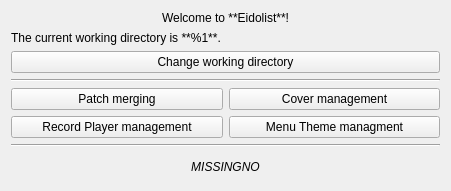
This is ui/main_window.ui in lumiscosity/eidolist_legacy as Qt 5 draws it before an edit. The edited form follows.
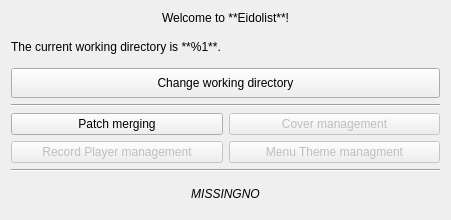
This is the edited form.

Commit message: main screen ui tweaks

Patch:
```diff
--- a/ui/main_window.ui
+++ b/ui/main_window.ui
@@ -7,19 +7,25 @@
     <x>0</x>
     <y>0</y>
     <width>451</width>
-    <height>191</height>
+    <height>220</height>
    </rect>
   </property>
+  <property name="sizePolicy">
+   <sizepolicy hsizetype="Preferred" vsizetype="Expanding">
+    <horstretch>0</horstretch>
+    <verstretch>0</verstretch>
+   </sizepolicy>
+  </property>
   <property name="minimumSize">
    <size>
     <width>451</width>
-    <height>191</height>
+    <height>220</height>
    </size>
   </property>
   <property name="maximumSize">
    <size>
     <width>451</width>
-    <height>191</height>
+    <height>220</height>
    </size>
   </property>
   <property name="windowTitle">
@@ -51,7 +57,7 @@
    <item>
     <widget class="QLabel" name="workdirLabel">
      <property name="sizePolicy">
-      <sizepolicy hsizetype="Preferred" vsizetype="Fixed">
+      <sizepolicy hsizetype="Preferred" vsizetype="Preferred">
        <horstretch>0</horstretch>
        <verstretch>0</verstretch>
       </sizepolicy>
@@ -62,10 +68,19 @@
      <property name="textFormat">
       <enum>Qt::MarkdownText</enum>
      </property>
+     <property name="wordWrap">
+      <bool>true</bool>
+     </property>
     </widget>
    </item>
    <item>
     <widget class="QPushButton" name="workdirButton">
+     <property name="sizePolicy">
+      <sizepolicy hsizetype="Preferred" vsizetype="Preferred">
+       <horstretch>0</horstretch>
+       <verstretch>0</verstretch>
+      </sizepolicy>
+     </property>
      <property name="text">
       <string>Change working directory</string>
      </property>
@@ -82,6 +97,21 @@
     <layout class="QGridLayout" name="gridLayout_2">
      <item row="0" column="1">
       <widget class="QPushButton" name="coverButton">
+       <property name="enabled">
+        <bool>false</bool>
+       </property>
+       <property name="sizePolicy">
+        <sizepolicy hsizetype="Preferred" vsizetype="Preferred">
+         <horstretch>0</horstretch>
+         <verstretch>0</verstretch>
+        </sizepolicy>
+       </property>
+       <property name="minimumSize">
+        <size>
+         <width>0</width>
+         <height>20</height>
+        </size>
+       </property>
        <property name="toolTip">
         <string>Add, remove or modify book covers.</string>
        </property>
@@ -92,6 +122,18 @@
      </item>
      <item row="0" column="0">
       <widget class="QPushButton" name="patchButton">
+       <property name="sizePolicy">
+        <sizepolicy hsizetype="Preferred" vsizetype="Preferred">
+         <horstretch>0</horstretch>
+         <verstretch>0</verstretch>
+        </sizepolicy>
+       </property>
+       <property name="minimumSize">
+        <size>
+         <width>0</width>
+         <height>20</height>
+        </size>
+       </property>
        <property name="toolTip">
         <string>Merge patches into the working directory.</string>
        </property>
@@ -102,6 +144,21 @@
      </item>
      <item row="1" column="0">
       <widget class="QPushButton" name="recordPlayerButton">
+       <property name="enabled">
+        <bool>false</bool>
+       </property>
+       <property name="sizePolicy">
+        <sizepolicy hsizetype="Preferred" vsizetype="Preferred">
+         <horstretch>0</horstretch>
+         <verstretch>0</verstretch>
+        </sizepolicy>
+       </property>
+       <property name="minimumSize">
+        <size>
+         <width>0</width>
+         <height>20</height>
+        </size>
+       </property>
        <property name="toolTip">
         <string>Add, remove or modify record player tracks.</string>
        </property>
@@ -112,6 +169,21 @@
      </item>
      <item row="1" column="1">
       <widget class="QPushButton" name="menuThemeButton">
+       <property name="enabled">
+        <bool>false</bool>
+       </property>
+       <property name="sizePolicy">
+        <sizepolicy hsizetype="Preferred" vsizetype="Preferred">
+         <horstretch>0</horstretch>
+         <verstretch>0</verstretch>
+        </sizepolicy>
+       </property>
+       <property name="minimumSize">
+        <size>
+         <width>0</width>
+         <height>20</height>
+        </size>
+       </property>
        <property name="toolTip">
         <string>Add, remove or modify menu themes.</string>
        </property>
@@ -161,6 +233,15 @@
           </color>
          </brush>
         </colorrole>
+        <colorrole role="PlaceholderText">
+         <brush brushstyle="NoBrush">
+          <color alpha="128">
+           <red>85</red>
+           <green>85</green>
+           <blue>85</blue>
+          </color>
+         </brush>
+        </colorrole>
        </active>
        <inactive>
         <colorrole role="WindowText">
@@ -190,6 +271,15 @@
           </color>
          </brush>
         </colorrole>
+        <colorrole role="PlaceholderText">
+         <brush brushstyle="NoBrush">
+          <color alpha="128">
+           <red>85</red>
+           <green>85</green>
+           <blue>85</blue>
+          </color>
+         </brush>
+        </colorrole>
        </inactive>
        <disabled>
         <colorrole role="WindowText">
@@ -219,6 +309,15 @@
           </color>
          </brush>
         </colorrole>
+        <colorrole role="PlaceholderText">
+         <brush brushstyle="NoBrush">
+          <color alpha="128">
+           <red>85</red>
+           <green>85</green>
+           <blue>85</blue>
+          </color>
+         </brush>
+        </colorrole>
        </disabled>
       </palette>
      </property>
```
